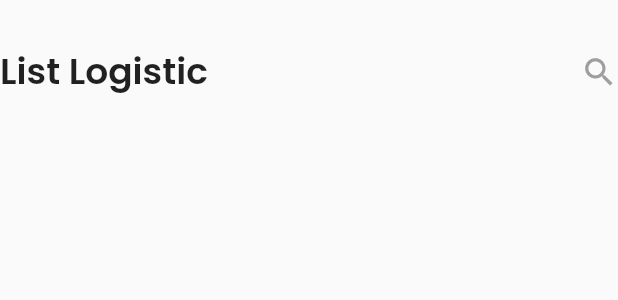
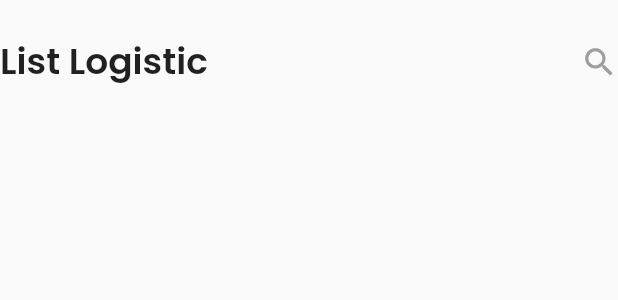
Before and after one commit to Mahfudin98/flutter-app-update-stock, a Flutter app: the HeaderLogistic widget shown alone on an empty page, opened directly, on a phone screen of 412 x 824 dp. Shown: the top 300 px of the screen. Run offline on Flutter 3.47's test engine with Material 2 defaults, Android fonts, the phone set to English and light mode, and no system bars; our stand-ins replace google_fonts, shared_preferences, sidebarx, timeago; accounts and stored records are empty; network calls fail.

```diff
--- a/lib/pages/components/header/header_logistic.dart
+++ b/lib/pages/components/header/header_logistic.dart
@@ -7,8 +7,9 @@
 
   @override
   Widget build(BuildContext context) {
-    return Container(
-      padding: const EdgeInsets.only(top: 30),
+    Size size = MediaQuery.of(context).size;
+    return SizedBox(
+      height: size.height * 0.1,
       child: Row(
         mainAxisAlignment: MainAxisAlignment.spaceBetween,
         crossAxisAlignment: CrossAxisAlignment.center,
```
Also changed, not shown: lib/pages/components/card/card_logistic.dart (+4 -5 lines), lib/pages/components/card/list_logistic.dart (+11 -10 lines), 2 other files.
